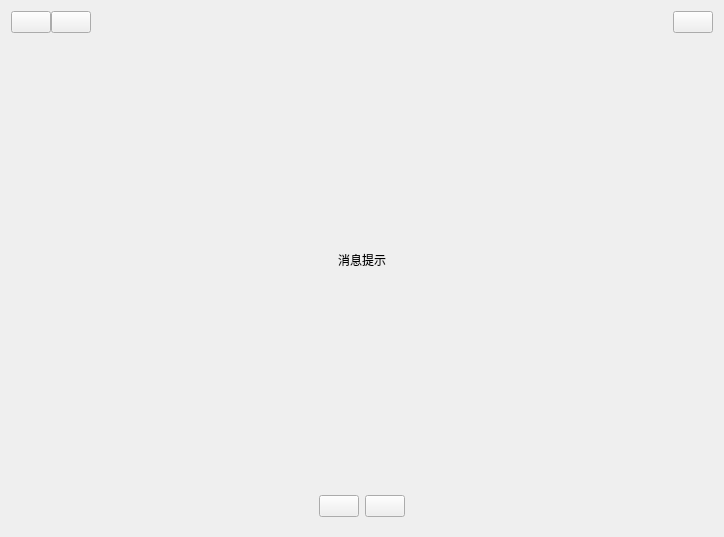
Qt form view/ui/dialog_info_waring_error.ui (StLeoX/easy-pyqt) before a commit.
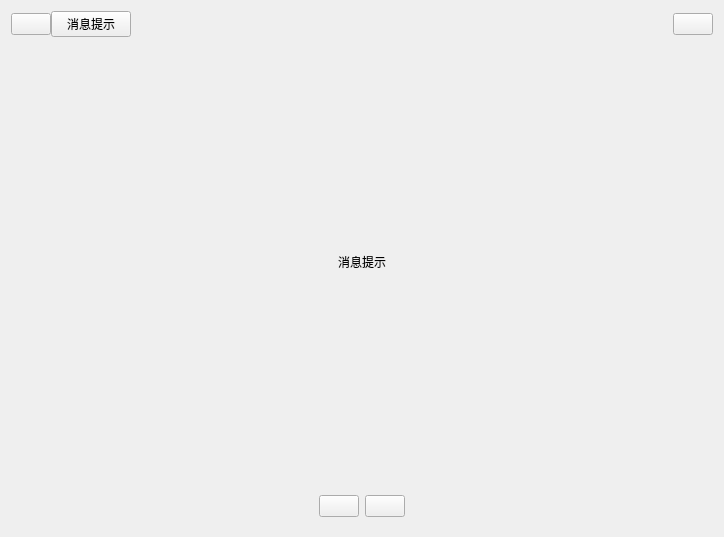
The same form after that commit.

```diff
--- a/view/ui/dialog_info_waring_error.ui
+++ b/view/ui/dialog_info_waring_error.ui
@@ -42,7 +42,7 @@
       <item>
        <widget class="QPushButton" name="btn_bar_app_name">
         <property name="text">
-         <string/>
+         <string>消息提示</string>
         </property>
        </widget>
       </item>
```
Left out of the diff: 2 changed lines with no effect on the pictures.
